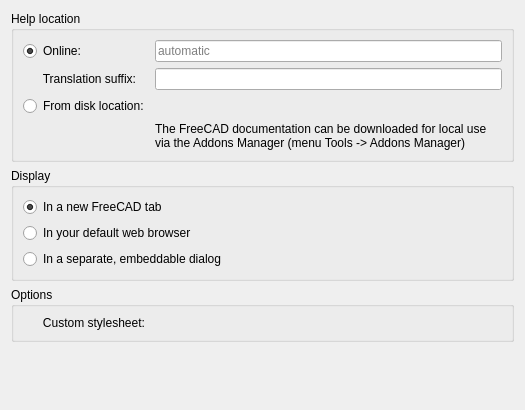
Above: dlgPreferencesHelp.ui from FreeCAD/FreeCAD-Help before the change. Below: the same form after it.
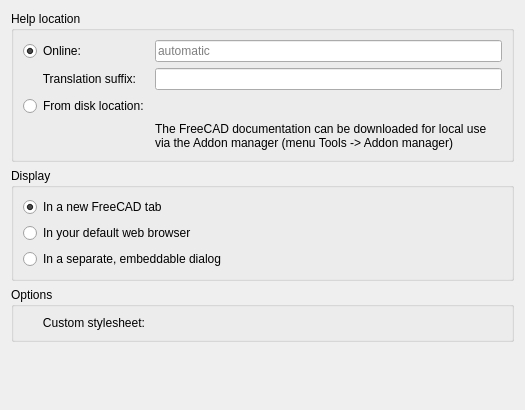
That is the form after the change. Custom widgets are drawn as their Qt base class.

Commit message:
Help: Fix typo Addons Manager
To match the menu text: "Addons Manager" -> "Addon manager".

The edit to the form file:
```diff
--- a/dlgPreferencesHelp.ui
+++ b/dlgPreferencesHelp.ui
@@ -119,7 +119,7 @@
       <item row="3" column="1">
        <widget class="QLabel" name="label_3">
         <property name="text">
-         <string>The FreeCAD documentation can be downloaded for local use via the Addons Manager (menu Tools -&gt; Addons Manager)</string>
+         <string>The FreeCAD documentation can be downloaded for local use via the Addon manager (menu Tools -&gt; Addon manager)</string>
         </property>
         <property name="wordWrap">
          <bool>true</bool>
```
Left out of the diff: 4 changed lines with no effect on the pictures.
